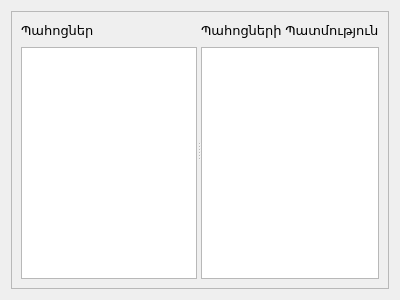
The window that src/storagehistory.ui (ADCompany/AD-Farm) describes before a commit, drawn with Qt 5.
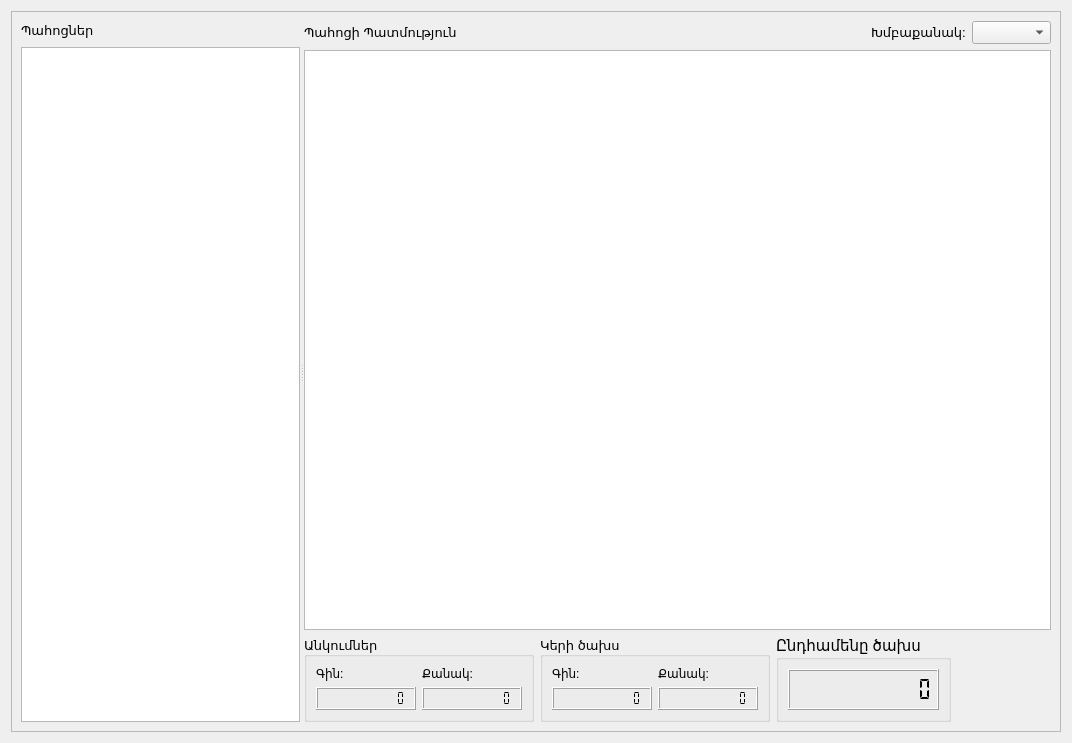
The same window after the commit.

What changed in the file:
```diff
--- a/src/storagehistory.ui
+++ b/src/storagehistory.ui
@@ -6,8 +6,8 @@
    <rect>
     <x>0</x>
     <y>0</y>
-    <width>400</width>
-    <height>300</height>
+    <width>1072</width>
+    <height>743</height>
    </rect>
   </property>
   <property name="windowTitle">
@@ -24,14 +24,12 @@
        <rect>
         <x>0</x>
         <y>0</y>
-        <width>380</width>
-        <height>280</height>
+        <width>1052</width>
+        <height>723</height>
        </rect>
       </property>
-      <layout class="QGridLayout" name="gridLayout">
+      <layout class="QGridLayout" name="gridLayout_5">
        <item row="0" column="0">
-        <layout class="QVBoxLayout" name="verticalLayout_3">
-         <item>
           <widget class="QSplitter" name="splitter">
            <property name="orientation">
             <enum>Qt::Horizontal</enum>
@@ -77,7 +75,7 @@
              </item>
             </layout>
            </widget>
-           <widget class="QWidget" name="layoutWidget_2">
+         <widget class="QWidget" name="">
             <layout class="QVBoxLayout" name="verticalLayout_2">
              <item>
               <layout class="QHBoxLayout" name="horizontalLayout_2">
@@ -88,7 +86,7 @@
 &lt;html&gt;&lt;head&gt;&lt;meta name=&quot;qrichtext&quot; content=&quot;1&quot; /&gt;&lt;style type=&quot;text/css&quot;&gt;
 p, li { white-space: pre-wrap; }
 &lt;/style&gt;&lt;/head&gt;&lt;body style=&quot; font-family:'MS Shell Dlg 2'; font-size:8.25pt; font-weight:400; font-style:normal;&quot;&gt;
-&lt;p style=&quot; margin-top:0px; margin-bottom:0px; margin-left:0px; margin-right:0px; -qt-block-indent:0; text-indent:0px;&quot;&gt;&lt;span style=&quot; font-size:10pt;&quot;&gt;Պահոցների Պատմություն&lt;/span&gt;&lt;/p&gt;&lt;/body&gt;&lt;/html&gt;</string>
+&lt;p style=&quot; margin-top:0px; margin-bottom:0px; margin-left:0px; margin-right:0px; -qt-block-indent:0; text-indent:0px;&quot;&gt;&lt;span style=&quot; font-size:10pt;&quot;&gt;Պահոցի Պատմություն&lt;/span&gt;&lt;/p&gt;&lt;/body&gt;&lt;/html&gt;</string>
                  </property>
                 </widget>
                </item>
@@ -105,16 +103,348 @@
                  </property>
                 </spacer>
                </item>
+             <item>
+              <widget class="QLabel" name="lblGroups">
+               <property name="font">
+                <font>
+                 <pointsize>10</pointsize>
+                </font>
+               </property>
+               <property name="text">
+                <string>Խմբաքանակ:</string>
+               </property>
+              </widget>
+             </item>
+             <item>
+              <widget class="QComboBox" name="comboBoxGroups">
+               <property name="font">
+                <font>
+                 <pointsize>10</pointsize>
+                </font>
+               </property>
+              </widget>
+             </item>
               </layout>
              </item>
              <item>
               <widget class="QTableView" name="tableView"/>
              </item>
-            </layout>
-           </widget>
-          </widget>
-         </item>
-        </layout>
+           <item>
+            <layout class="QHBoxLayout" name="horizontalLayout_3">
+             <item>
+              <widget class="QGroupBox" name="groupBoxDeclineProductConsuption">
+               <property name="font">
+                <font>
+                 <pointsize>10</pointsize>
+                </font>
+               </property>
+               <property name="title">
+                <string>Անկումներ</string>
+               </property>
+               <layout class="QGridLayout" name="gridLayout_3">
+                <item row="0" column="0">
+                 <widget class="QLabel" name="lblTotalDeclineProductCost">
+                  <property name="font">
+                   <font>
+                    <pointsize>9</pointsize>
+                   </font>
+                  </property>
+                  <property name="text">
+                   <string>Գին:</string>
+                  </property>
+                 </widget>
+                </item>
+                <item row="0" column="1">
+                 <widget class="QLabel" name="lblTotalDeclineProductCount">
+                  <property name="font">
+                   <font>
+                    <pointsize>9</pointsize>
+                   </font>
+                  </property>
+                  <property name="text">
+                   <string>Քանակ:</string>
+                  </property>
+                 </widget>
+                </item>
+                <item row="1" column="0">
+                 <widget class="QLCDNumber" name="lcdTotalDeclineProductCost">
+                  <property name="minimumSize">
+                   <size>
+                    <width>0</width>
+                    <height>0</height>
+                   </size>
+                  </property>
+                  <property name="font">
+                   <font>
+                    <pointsize>10</pointsize>
+                    <weight>75</weight>
+                    <bold>true</bold>
+                   </font>
+                  </property>
+                  <property name="frameShape">
+                   <enum>QFrame::Box</enum>
+                  </property>
+                  <property name="frameShadow">
+                   <enum>QFrame::Raised</enum>
+                  </property>
+                  <property name="smallDecimalPoint">
+                   <bool>true</bool>
+                  </property>
+                  <property name="numDigits">
+                   <number>10</number>
+                  </property>
+                  <property name="digitCount">
+                   <number>10</number>
+                  </property>
+                  <property name="mode">
+                   <enum>QLCDNumber::Dec</enum>
+                  </property>
+                  <property name="segmentStyle">
+                   <enum>QLCDNumber::Flat</enum>
+                  </property>
+                  <property name="value" stdset="0">
+                   <double>0.000000000000000</double>
+                  </property>
+                 </widget>
+                </item>
+                <item row="1" column="1">
+                 <widget class="QLCDNumber" name="lcdTotalDeclineProductCount">
+                  <property name="minimumSize">
+                   <size>
+                    <width>0</width>
+                    <height>0</height>
+                   </size>
+                  </property>
+                  <property name="font">
+                   <font>
+                    <pointsize>10</pointsize>
+                    <weight>75</weight>
+                    <bold>true</bold>
+                   </font>
+                  </property>
+                  <property name="frameShape">
+                   <enum>QFrame::Box</enum>
+                  </property>
+                  <property name="frameShadow">
+                   <enum>QFrame::Raised</enum>
+                  </property>
+                  <property name="smallDecimalPoint">
+                   <bool>true</bool>
+                  </property>
+                  <property name="numDigits">
+                   <number>10</number>
+                  </property>
+                  <property name="digitCount">
+                   <number>10</number>
+                  </property>
+                  <property name="mode">
+                   <enum>QLCDNumber::Dec</enum>
+                  </property>
+                  <property name="segmentStyle">
+                   <enum>QLCDNumber::Flat</enum>
+                  </property>
+                  <property name="value" stdset="0">
+                   <double>0.000000000000000</double>
+                  </property>
+                 </widget>
+                </item>
+               </layout>
+              </widget>
+             </item>
+             <item>
+              <widget class="QGroupBox" name="groupBoxFoodConsuption">
+               <property name="font">
+                <font>
+                 <pointsize>10</pointsize>
+                </font>
+               </property>
+               <property name="title">
+                <string>Կերի ծախս</string>
+               </property>
+               <layout class="QGridLayout" name="gridLayout">
+                <item row="0" column="0">
+                 <widget class="QLabel" name="lblTotalFoodCost">
+                  <property name="font">
+                   <font>
+                    <pointsize>9</pointsize>
+                   </font>
+                  </property>
+                  <property name="text">
+                   <string>Գին:</string>
+                  </property>
+                 </widget>
+                </item>
+                <item row="0" column="1">
+                 <widget class="QLabel" name="lblTotalFoodCount">
+                  <property name="font">
+                   <font>
+                    <pointsize>9</pointsize>
+                   </font>
+                  </property>
+                  <property name="text">
+                   <string>Քանակ:</string>
+                  </property>
+                 </widget>
+                </item>
+                <item row="1" column="0">
+                 <widget class="QLCDNumber" name="lcdTotalFoodCost">
+                  <property name="minimumSize">
+                   <size>
+                    <width>0</width>
+                    <height>0</height>
+                   </size>
+                  </property>
+                  <property name="font">
+                   <font>
+                    <pointsize>10</pointsize>
+                    <weight>75</weight>
+                    <bold>true</bold>
+                   </font>
+                  </property>
+                  <property name="frameShape">
+                   <enum>QFrame::Box</enum>
+                  </property>
+                  <property name="frameShadow">
+                   <enum>QFrame::Raised</enum>
+                  </property>
+                  <property name="smallDecimalPoint">
+                   <bool>true</bool>
+                  </property>
+                  <property name="numDigits">
+                   <number>10</number>
+                  </property>
+                  <property name="digitCount">
+                   <number>10</number>
+                  </property>
+                  <property name="mode">
+                   <enum>QLCDNumber::Dec</enum>
+                  </property>
+                  <property name="segmentStyle">
+                   <enum>QLCDNumber::Flat</enum>
+                  </property>
+                  <property name="value" stdset="0">
+                   <double>0.000000000000000</double>
+                  </property>
+                 </widget>
+                </item>
+                <item row="1" column="1">
+                 <widget class="QLCDNumber" name="lcdTotalFoodCount">
+                  <property name="minimumSize">
+                   <size>
+                    <width>0</width>
+                    <height>0</height>
+                   </size>
+                  </property>
+                  <property name="font">
+                   <font>
+                    <pointsize>10</pointsize>
+                    <weight>75</weight>
+                    <bold>true</bold>
+                   </font>
+                  </property>
+                  <property name="frameShape">
+                   <enum>QFrame::Box</enum>
+                  </property>
+                  <property name="frameShadow">
+                   <enum>QFrame::Raised</enum>
+                  </property>
+                  <property name="smallDecimalPoint">
+                   <bool>true</bool>
+                  </property>
+                  <property name="numDigits">
+                   <number>10</number>
+                  </property>
+                  <property name="digitCount">
+                   <number>10</number>
+                  </property>
+                  <property name="mode">
+                   <enum>QLCDNumber::Dec</enum>
+                  </property>
+                  <property name="segmentStyle">
+                   <enum>QLCDNumber::Flat</enum>
+                  </property>
+                  <property name="value" stdset="0">
+                   <double>0.000000000000000</double>
+                  </property>
+                 </widget>
+                </item>
+               </layout>
+              </widget>
+             </item>
+             <item>
+              <widget class="QGroupBox" name="groupBoxTotalPrice">
+               <property name="font">
+                <font>
+                 <pointsize>11</pointsize>
+                </font>
+               </property>
+               <property name="title">
+                <string>Ընդհամենը ծախս</string>
+               </property>
+               <layout class="QGridLayout" name="gridLayout_4">
+                <item row="0" column="0">
+                 <widget class="QLCDNumber" name="lcdTotalPrice">
+                  <property name="enabled">
+                   <bool>true</bool>
+                  </property>
+                  <property name="minimumSize">
+                   <size>
+                    <width>130</width>
+                    <height>40</height>
+                   </size>
+                  </property>
+                  <property name="font">
+                   <font>
+                    <pointsize>8</pointsize>
+                   </font>
+                  </property>
+                  <property name="frameShape">
+                   <enum>QFrame::Box</enum>
+                  </property>
+                  <property name="frameShadow">
+                   <enum>QFrame::Raised</enum>
+                  </property>
+                  <property name="smallDecimalPoint">
+                   <bool>true</bool>
+                  </property>
+                  <property name="numDigits">
+                   <number>10</number>
+                  </property>
+                  <property name="digitCount">
+                   <number>10</number>
+                  </property>
+                  <property name="mode">
+                   <enum>QLCDNumber::Dec</enum>
+                  </property>
+                  <property name="segmentStyle">
+                   <enum>QLCDNumber::Flat</enum>
+                  </property>
+                  <property name="value" stdset="0">
+                   <double>0.000000000000000</double>
+                  </property>
+                 </widget>
+                </item>
+               </layout>
+              </widget>
+             </item>
+             <item>
+              <spacer name="horizontalSpacer_3">
+               <property name="orientation">
+                <enum>Qt::Horizontal</enum>
+               </property>
+               <property name="sizeHint" stdset="0">
+                <size>
+                 <width>40</width>
+                 <height>20</height>
+                </size>
+               </property>
+              </spacer>
+             </item>
+            </layout>
+           </item>
+          </layout>
+         </widget>
+        </widget>
        </item>
       </layout>
      </widget>
```
Lines whose indentation alone changed are shown as unchanged.
